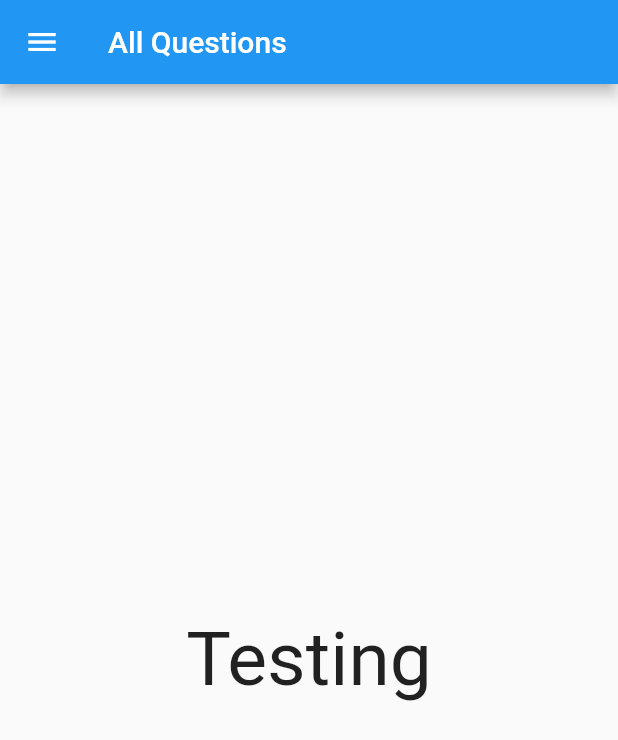
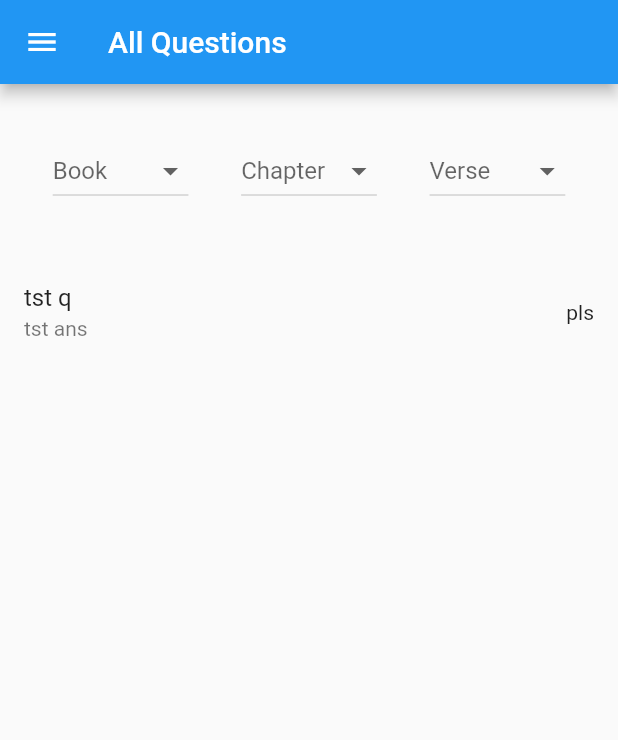
Before and after one commit to WarkahScott/bayda_bible_bowl, a Flutter app: the AllQuestions screen opened by its route, on a phone screen of 412 x 824 dp. Shown: the top 740 px of the screen. Run offline on Flutter 3.47's test engine with Material 2 defaults, Android fonts, the phone set to English and light mode, and no system bars; drawn by our look-alikes of flutter_slidable; our stand-ins replace moor, moor_flutter; generated files the repository leaves out were written again.

Commit message:
Started all questions screen, updated UI

```diff
--- a/lib/data/db/database.dart
+++ b/lib/data/db/database.dart
@@ -29,7 +29,11 @@ class Questions extends Table {
 
 @UseMoor(tables: [Books, Chapters, Questions])
 class Database extends _$Database{
-  Database() : super(FlutterQueryExecutor.inDatabaseFolder(path: 'db.sqlite'));
+  Database() : super(FlutterQueryExecutor.inDatabaseFolder(
+      path: 'db.sqlite',
+      logStatements: true,
+    )
+  );
 
   @override
   int get schemaVersion => 2;
--- a/lib/screens/all_questions_screen.dart
+++ b/lib/screens/all_questions_screen.dart
@@ -1,6 +1,7 @@
+import 'package:bayda_bible_bowl/screens/shared_widgets/dropdown_section.dart';
+import 'package:bayda_bible_bowl/utils/menu.dart';
 import 'package:flutter/material.dart';
-
-import 'package:bayda_bible_bowl/utils/menu.dart';
+import 'package:flutter_slidable/flutter_slidable.dart';
 
 class AllQuestions extends StatelessWidget {
   @override
@@ -12,15 +13,51 @@ class AllQuestions extends StatelessWidget {
       drawer: Menu(),
       body: Center(
         child: Column(
-          mainAxisSize: MainAxisSize.min,
+          mainAxisAlignment: MainAxisAlignment.spaceEvenly,
           children: <Widget>[
-            Text(
-              'Testing',
-              style: TextStyle(fontSize: 50),
-            ),
+            DropdownSection(),
+            Container(
+              height: MediaQuery.of(context).size.height * .75,
+              child: ListView(
+                children: <Widget>[
+                  _QuestionTile(),
+                ],
+              ),
+            )
           ],
         ),
       ),
     );
   }
 }
+
+class _QuestionTile extends StatelessWidget{
+
+  _QuestionTile();
+
+  @override
+  Widget build(BuildContext context) {
+    return Slidable(
+      actionPane: SlidableDrawerActionPane(),
+      actionExtentRatio: .15,
+      child: ListTile(
+        title: InkWell(
+          child: Text("tst q"),
+        ),
+        subtitle: InkWell(
+          child: Text("tst ans"),
+        ),
+        trailing: Text("pls" ),
+        onTap: () {},
+      ),
+      secondaryActions: <Widget>[
+        IconSlideAction(
+          caption: 'Delete',
+          color: Colors.red,
+          icon: Icons.delete,
+          onTap: () => {},
+        ),
+      ],
+    );
+  }
+}
--- a/lib/screens/new_question/answer_substates/fill_in_blank_section.dart
+++ b/lib/screens/new_question/answer_substates/fill_in_blank_section.dart
@@ -54,7 +54,7 @@ class _AnswerFIBState extends State<AnswerFIB> {
                   child: Container(
                     alignment: Alignment(0, 0),
                     width: MediaQuery.of(context).size.width,
-                    height: MediaQuery.of(context).size.height / 5,
+                    height: MediaQuery.of(context).size.height / 10,
                     child: Text(_extractBlanks()),
                   )
               )
--- a/lib/screens/new_question/answer_substates/finish_the_verse_section.dart
+++ b/lib/screens/new_question/answer_substates/finish_the_verse_section.dart
@@ -48,7 +48,7 @@ class _AnswerFTVState extends State<AnswerFTV> {
                   child: Container(
                     alignment: Alignment(0, 0),
                     width: MediaQuery.of(context).size.width,
-                    height: MediaQuery.of(context).size.height / 5,
+                    height: MediaQuery.of(context).size.height / 10,
                     child: Text(_extractBlank()),
                   )
               )
--- a/lib/screens/new_question/answer_substates/question_answer_section.dart
+++ b/lib/screens/new_question/answer_substates/question_answer_section.dart
@@ -41,7 +41,7 @@ class _AnswerQAState extends State<AnswerQA> {
                   child: Container(
                     alignment: Alignment(0, 0),
                     width: MediaQuery.of(context).size.width,
-                    height: MediaQuery.of(context).size.height / 5,
+                    height: MediaQuery.of(context).size.height / 10,
                     child: TextField(
                       maxLines: 3,
                       textAlign: TextAlign.center,
--- a/lib/screens/new_question/answer_substates/true_false_section.dart
+++ b/lib/screens/new_question/answer_substates/true_false_section.dart
@@ -40,6 +40,10 @@ class _AnswerTFState extends State<AnswerTF> {
           child: Card(
               margin: EdgeInsets.symmetric(horizontal: 20, vertical: 10),
               child: Center(
+                  child: Container(
+                    alignment: Alignment(0, 0),
+                    width: MediaQuery.of(context).size.width,
+                    height: MediaQuery.of(context).size.height / 10,
                     child: Row(
                       mainAxisAlignment: MainAxisAlignment.center,
                       children: <Widget>[
@@ -58,6 +62,7 @@ class _AnswerTFState extends State<AnswerTF> {
                         Text('False', textAlign: TextAlign.left),
                         Padding(padding: EdgeInsets.symmetric(horizontal: 4.0)),
                       ],
+                    ),
                   )
               )
           ),
--- a/lib/screens/new_question/button_section.dart
+++ b/lib/screens/new_question/button_section.dart
@@ -1,8 +1,8 @@
 import 'package:flutter/material.dart';
 import 'package:provider/provider.dart';
 
+import '../shared_widgets/dropdown_section.dart';
 import 'answer_section.dart';
-import 'dropdown_section.dart';
 import 'question_section.dart';
 import 'radio_section.dart';
 
--- a/lib/screens/new_question/new_question_screen.dart
+++ b/lib/screens/new_question/new_question_screen.dart
@@ -2,9 +2,9 @@ import 'package:bayda_bible_bowl/utils/menu.dart';
 import 'package:flutter/material.dart';
 import 'package:provider/provider.dart';
 
+import '../shared_widgets/dropdown_section.dart';
 import 'answer_section.dart';
 import 'button_section.dart';
-import 'dropdown_section.dart';
 import 'question_section.dart';
 import 'radio_section.dart';
 
--- a/pubspec.yaml
+++ b/pubspec.yaml
@@ -11,7 +11,7 @@ description: A BAYDA Bible Bowl study companion.
 # In iOS, build-name is used as CFBundleShortVersionString while build-number used as CFBundleVersion.
 # Read more about iOS versioning at
 # https://developer.apple.com/library/archive/documentation/General/Reference/InfoPlistKeyReference/Articles/CoreFoundationKeys.html
-version: 0.0.4+1
+version: 0.0.4+2
 
 environment:
   sdk: ">=2.2.0 <3.0.0"
@@ -21,6 +21,7 @@ dependencies:
     sdk: flutter
   moor_flutter: ^1.6.0
   provider: ^3.0.0+1
+  flutter_slidable: ^0.5.3
 
   # The following adds the Cupertino Icons font to your application.
   # Use with the CupertinoIcons class for iOS style icons.
```
Also changed, not shown: lib/screens/new_question/answer_substates/reference_section.dart (+7 -2 lines), lib/screens/shared_widgets/dropdown_section.dart (renamed from lib/screens/new_question/dropdown_section.dart), pubspec.lock. Lines whose indentation alone changed are shown as unchanged.
